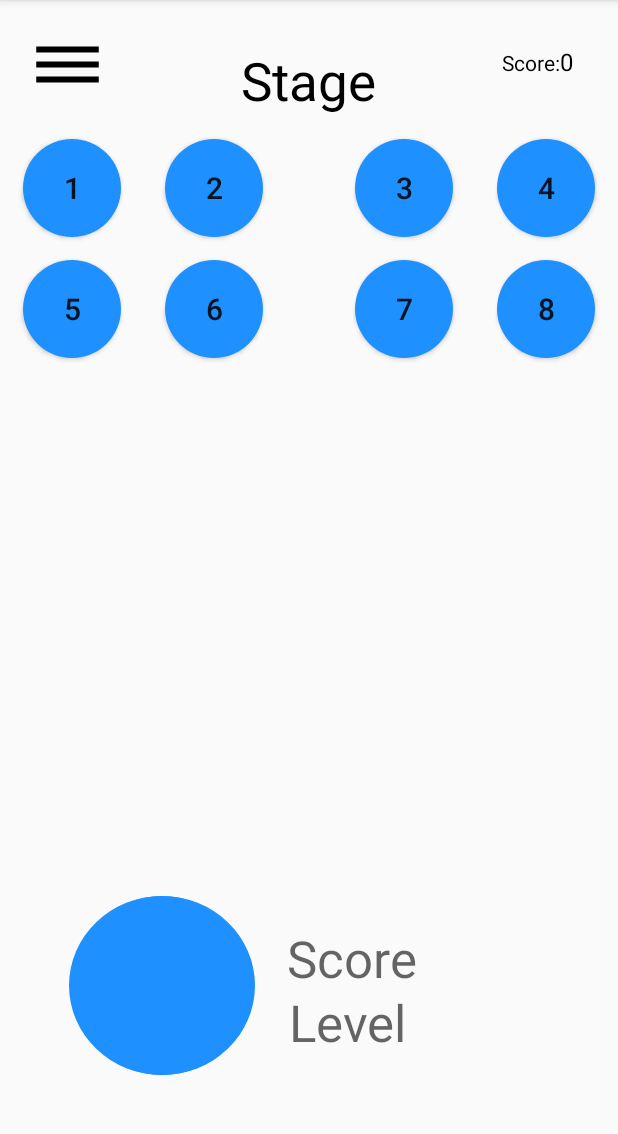
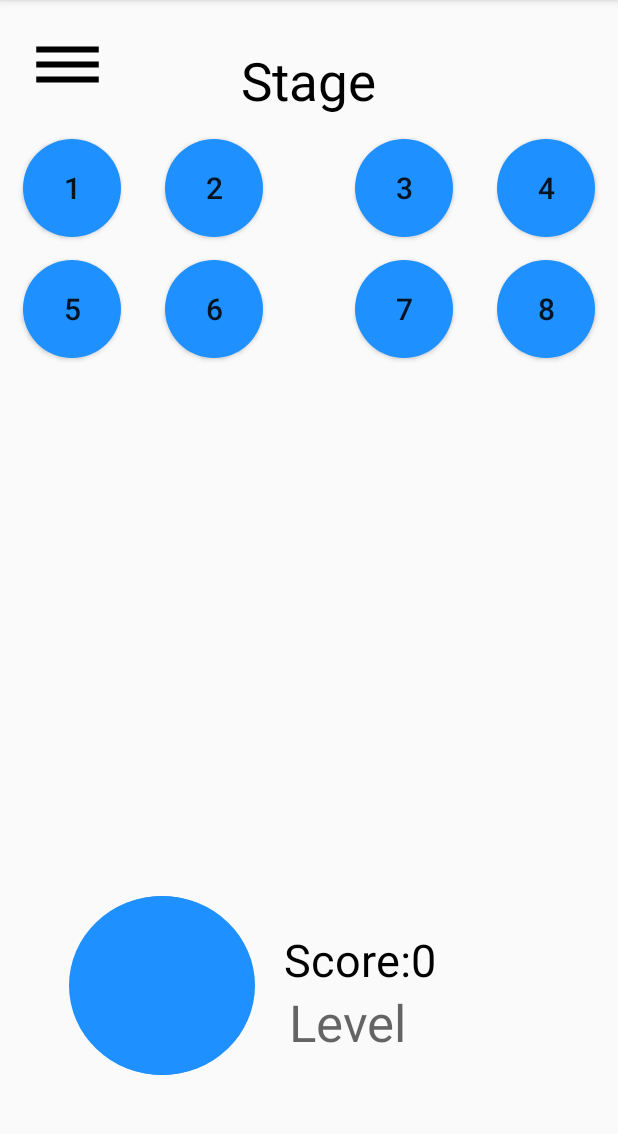
Before and after one commit to DeathWish99/Quickmath, an Android app: the MemberStageActivity screen opened directly, with no data from a screen before it, on a phone screen of 412 x 824 dp, the part 84-1218 px from its top. Run offline under Robolectric (Android 15) with nearby library versions, the phone set to English and light mode, and no system bars; 1 statement that could not run was skipped.

Commit message:
Update activity_memberstage.xml

```diff
--- a/app/src/main/res/layout/activity_memberstage.xml
+++ b/app/src/main/res/layout/activity_memberstage.xml
@@ -22,29 +22,6 @@
         android:text="@string/stage"
         android:textColor="@color/colorBlack"
         android:textSize="35sp" />
-
-    <LinearLayout
-        android:layout_width="wrap_content"
-        android:layout_height="wrap_content"
-        android:orientation="horizontal"
-        android:layout_alignParentRight="true"
-        android:layout_margin="30dp">
-
-        <TextView
-            android:id="@+id/tv_score"
-            android:layout_width="wrap_content"
-            android:layout_height="wrap_content"
-            android:text="@string/scores"
-            android:textColor="@color/colorBlack" />
-        <TextView
-            android:id="@+id/tv_score1"
-            android:layout_width="wrap_content"
-            android:layout_height="wrap_content"
-            android:text="0"
-            android:textColor="@color/colorBlack"
-            android:textSize="16sp"/>
-
-    </LinearLayout>
 
 
     <Button
@@ -137,17 +114,31 @@
         android:text="8"
         android:textSize="20dp"/>
 
-    <TextView
-        android:id="@+id/txt_score"
-        android:layout_width="95dp"
-        android:layout_height="44dp"
+    <LinearLayout
+        android:orientation="horizontal"
+        android:layout_width="wrap_content"
+        android:layout_height="wrap_content"
         android:layout_alignRight="@+id/tv_stage"
         android:layout_alignParentBottom="true"
-        android:layout_marginRight="-36dp"
-        android:layout_marginBottom="108dp"
-        android:contentDescription="Score"
-        android:text="@string/score"
-        android:textAppearance="@style/TextAppearance.AppCompat.Display1" />
+        android:layout_marginRight="-40dp"
+        android:layout_marginBottom="108dp">
+
+        <TextView
+            android:id="@+id/tv_score"
+            android:layout_width="wrap_content"
+            android:layout_height="wrap_content"
+            android:text="@string/scores"
+            android:textSize="30sp"
+            android:textColor="@color/colorBlack" />
+        <TextView
+            android:id="@+id/tv_score1"
+            android:layout_width="wrap_content"
+            android:layout_height="wrap_content"
+            android:text="0"
+            android:textColor="@color/colorBlack"
+            android:textSize="30sp"/>
+
+    </LinearLayout>
 
     <TextView
         android:id="@+id/tv_level"
```
